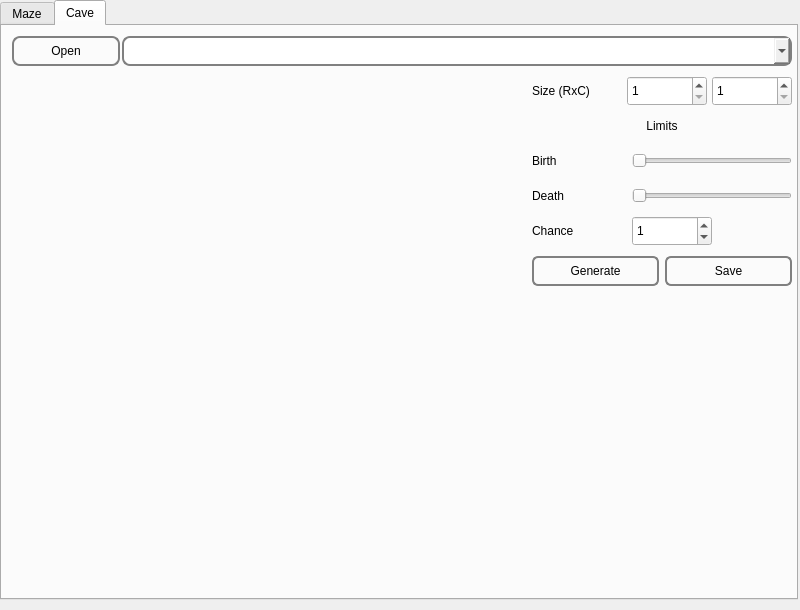
This is src/view/s21_view.ui in AlexeyGordiychenko/scp_maze as Qt 5 draws it before an edit. The edited form follows.
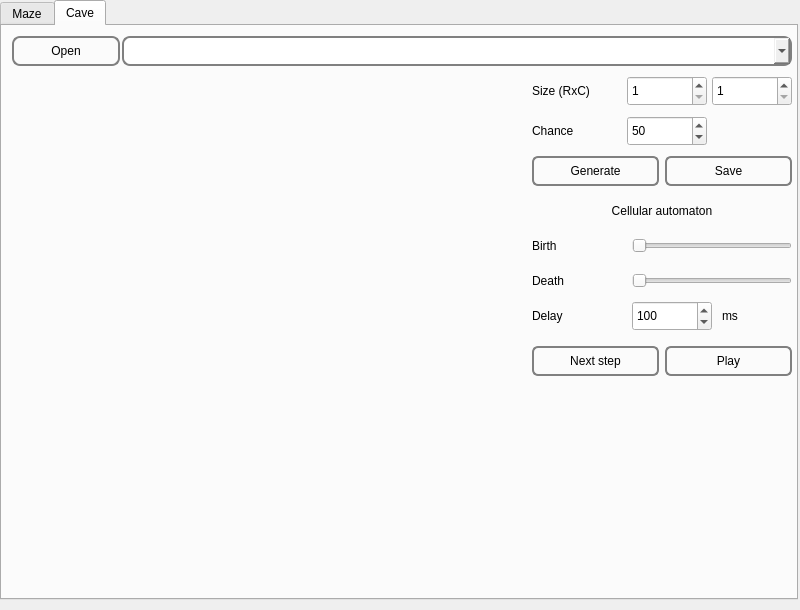
This is the edited form. Icons and pictures are not drawn. Custom widgets are drawn as their Qt base class.

Commit message: Refactor cave UI, add cellular automaton UI to it

The edit to the form file:
```diff
--- a/src/view/s21_view.ui
+++ b/src/view/s21_view.ui
@@ -252,7 +252,7 @@
       <property name="geometry">
        <rect>
         <x>530</x>
-        <y>230</y>
+        <y>130</y>
         <width>127</width>
         <height>30</height>
        </rect>
@@ -278,7 +278,7 @@
       <property name="geometry">
        <rect>
         <x>663</x>
-        <y>230</y>
+        <y>130</y>
         <width>127</width>
         <height>30</height>
        </rect>
@@ -396,11 +396,11 @@
        <double>1.000000000000000</double>
       </property>
      </widget>
-     <widget class="s21::ValueSlider" name="horizontalSlider">
+     <widget class="s21::ValueSlider" name="caveBirthSlider">
       <property name="geometry">
        <rect>
         <x>630</x>
-        <y>125</y>
+        <y>210</y>
         <width>160</width>
         <height>20</height>
        </rect>
@@ -416,13 +416,13 @@
       <property name="geometry">
        <rect>
         <x>530</x>
-        <y>85</y>
+        <y>170</y>
         <width>260</width>
         <height>30</height>
        </rect>
       </property>
       <property name="text">
-       <string>Limits</string>
+       <string>Cellular automaton</string>
       </property>
       <property name="alignment">
        <set>Qt::AlignCenter</set>
@@ -432,7 +432,7 @@
       <property name="geometry">
        <rect>
         <x>530</x>
-        <y>120</y>
+        <y>205</y>
         <width>90</width>
         <height>30</height>
        </rect>
@@ -445,7 +445,7 @@
       <property name="geometry">
        <rect>
         <x>530</x>
-        <y>155</y>
+        <y>240</y>
         <width>90</width>
         <height>30</height>
        </rect>
@@ -454,11 +454,11 @@
        <string>Death</string>
       </property>
      </widget>
-     <widget class="s21::ValueSlider" name="horizontalSlider_2">
+     <widget class="s21::ValueSlider" name="caveDeathSlider">
       <property name="geometry">
        <rect>
         <x>630</x>
-        <y>160</y>
+        <y>245</y>
         <width>160</width>
         <height>20</height>
        </rect>
@@ -474,7 +474,7 @@
       <property name="geometry">
        <rect>
         <x>530</x>
-        <y>190</y>
+        <y>90</y>
         <width>90</width>
         <height>30</height>
        </rect>
@@ -489,8 +489,101 @@
      <widget class="QDoubleSpinBox" name="caveChance">
       <property name="geometry">
        <rect>
+        <x>625</x>
+        <y>90</y>
+        <width>80</width>
+        <height>30</height>
+       </rect>
+      </property>
+      <property name="buttonSymbols">
+       <enum>QAbstractSpinBox::UpDownArrows</enum>
+      </property>
+      <property name="decimals">
+       <number>0</number>
+      </property>
+      <property name="minimum">
+       <double>0.000000000000000</double>
+      </property>
+      <property name="maximum">
+       <double>100.000000000000000</double>
+      </property>
+      <property name="value">
+       <double>50.000000000000000</double>
+      </property>
+     </widget>
+     <widget class="QPushButton" name="caveNextStep">
+      <property name="geometry">
+       <rect>
+        <x>530</x>
+        <y>320</y>
+        <width>127</width>
+        <height>30</height>
+       </rect>
+      </property>
+      <property name="styleSheet">
+       <string notr="true">QPushButton {
+   border: 2px solid gray;
+  border-radius: 6px;
+}</string>
+      </property>
+      <property name="text">
+       <string>Next step</string>
+      </property>
+      <property name="icon">
+       <iconset theme="media-skip-forward">
+        <normaloff>.</normaloff>.</iconset>
+      </property>
+      <property name="default">
+       <bool>true</bool>
+      </property>
+     </widget>
+     <widget class="QPushButton" name="cavePlay">
+      <property name="geometry">
+       <rect>
+        <x>663</x>
+        <y>320</y>
+        <width>127</width>
+        <height>30</height>
+       </rect>
+      </property>
+      <property name="styleSheet">
+       <string notr="true">QPushButton {
+   border: 2px solid gray;
+  border-radius: 6px;
+}</string>
+      </property>
+      <property name="text">
+       <string>Play</string>
+      </property>
+      <property name="icon">
+       <iconset theme="media-playback-start">
+        <normaloff>.</normaloff>.</iconset>
+      </property>
+      <property name="default">
+       <bool>true</bool>
+      </property>
+     </widget>
+     <widget class="QLabel" name="caveDelayLabel">
+      <property name="geometry">
+       <rect>
+        <x>530</x>
+        <y>275</y>
+        <width>90</width>
+        <height>30</height>
+       </rect>
+      </property>
+      <property name="toolTip">
+       <string>The probability that a cell is alive at the initialization of a cave</string>
+      </property>
+      <property name="text">
+       <string>Delay</string>
+      </property>
+     </widget>
+     <widget class="QDoubleSpinBox" name="caveDelay">
+      <property name="geometry">
+       <rect>
         <x>630</x>
-        <y>190</y>
+        <y>275</y>
         <width>80</width>
         <height>30</height>
        </rect>
@@ -505,10 +598,26 @@
        <double>0.000000000000000</double>
       </property>
       <property name="maximum">
-       <double>100.000000000000000</double>
+       <double>10000.000000000000000</double>
       </property>
       <property name="value">
-       <double>1.000000000000000</double>
+       <double>100.000000000000000</double>
+      </property>
+     </widget>
+     <widget class="QLabel" name="caveDelayMSLabel">
+      <property name="geometry">
+       <rect>
+        <x>720</x>
+        <y>275</y>
+        <width>60</width>
+        <height>30</height>
+       </rect>
+      </property>
+      <property name="toolTip">
+       <string>The probability that a cell is alive at the initialization of a cave</string>
+      </property>
+      <property name="text">
+       <string>ms</string>
       </property>
      </widget>
     </widget>
```
Left out of the diff: 10 changed lines with no effect on the pictures.
